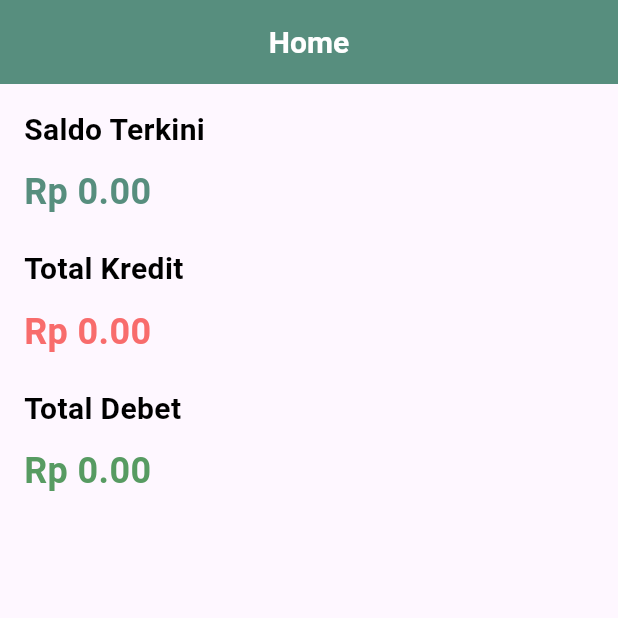
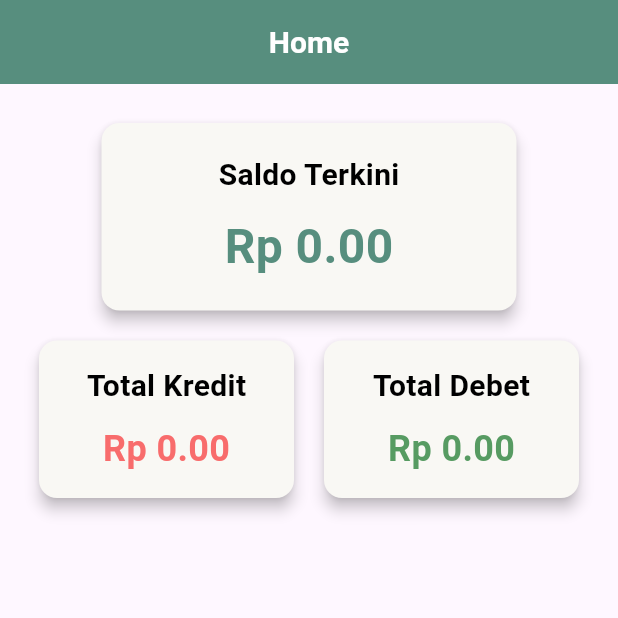
Before and after one commit to jonyxz/bumdesa-finance, a Flutter app: the HomePage screen opened directly with empty values, on a phone screen of 412 x 824 dp, the top half of it. Run offline on Flutter 3.47's test engine with Material 3 defaults, Android fonts, the phone set to English and light mode, and no system bars; our stand-ins replace cloud_firestore, firebase_auth, firebase_core; accounts and stored records are empty.

Commit message:
Update enhance UI with cards HomePage layout

```diff
--- a/lib/pages/dashboard/HomePage.dart
+++ b/lib/pages/dashboard/HomePage.dart
@@ -100,7 +100,17 @@ class _HomePageState extends State<HomePage> {
           : Padding(
               padding: const EdgeInsets.all(16.0),
               child: Column(
-                crossAxisAlignment: CrossAxisAlignment.start,
+                crossAxisAlignment: CrossAxisAlignment.center,
+                children: [
+                  Card(
+                    color: secondaryColor,
+                    elevation: 4,
+                    margin: const EdgeInsets.symmetric(vertical: 10),
+                    child: Padding(
+                      padding: const EdgeInsets.symmetric(
+                          vertical: 20.0, horizontal: 78.0),
+                      child: Column(
+                        crossAxisAlignment: CrossAxisAlignment.center,
                         children: [
                           Text(
                             'Saldo Terkini',
@@ -110,12 +120,29 @@ class _HomePageState extends State<HomePage> {
                           Text(
                             'Rp ${saldoTerkini.toStringAsFixed(2)}',
                             style: TextStyle(
-                      fontSize: 24,
+                              fontSize: 32,
                               fontWeight: FontWeight.bold,
                               color: primaryColor,
                             ),
                           ),
-                  SizedBox(height: 20),
+                        ],
+                      ),
+                    ),
+                  ),
+                  Row(
+                    mainAxisAlignment: MainAxisAlignment.spaceEvenly,
+                    children: [
+                      Expanded(
+                        child: Card(
+                          color: secondaryColor,
+                          elevation: 4,
+                          margin: const EdgeInsets.symmetric(
+                              vertical: 10, horizontal: 10),
+                          child: Padding(
+                            padding: const EdgeInsets.all(16.0),
+                            child: Column(
+                              crossAxisAlignment: CrossAxisAlignment.center,
+                              children: [
                                 Text(
                                   'Total Kredit',
                                   style: headerStyle(level: 3),
@@ -129,7 +156,22 @@ class _HomePageState extends State<HomePage> {
                                     color: dangerColor,
                                   ),
                                 ),
-                  SizedBox(height: 20),
+                              ],
+                            ),
+                          ),
+                        ),
+                      ),
+                      Expanded(
+                        child: Card(
+                          color: secondaryColor,
+                          elevation: 4,
+                          margin: const EdgeInsets.symmetric(
+                              vertical: 10, horizontal: 10),
+                          child: Padding(
+                            padding: const EdgeInsets.all(16.0),
+                            child: Column(
+                              crossAxisAlignment: CrossAxisAlignment.center,
+                              children: [
                                 Text(
                                   'Total Debet',
                                   style: headerStyle(level: 3),
@@ -143,8 +185,13 @@ class _HomePageState extends State<HomePage> {
                                     color: successColor,
                                   ),
                                 ),
-                  SizedBox(height: 20),
-                  // Tambahkan widget lain yang ingin ditampilkan di home
+                              ],
+                            ),
+                          ),
+                        ),
+                      ),
+                    ],
+                  ),
                 ],
               ),
             ),
```
Lines whose indentation alone changed are shown as unchanged.
